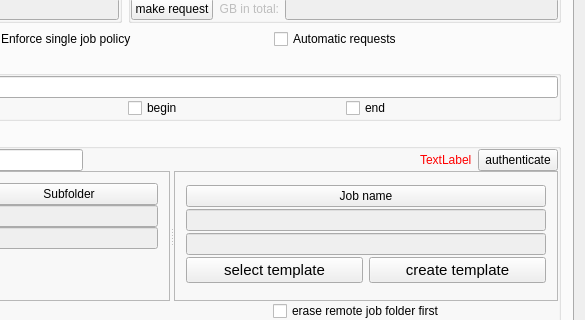
hpcuantwerpen/Launcher, file Launcher/mainwindow.ui: the form before one commit; both pictures show x 335 to 920 and y 203 to 523 of the 920 by 707 pixel window.
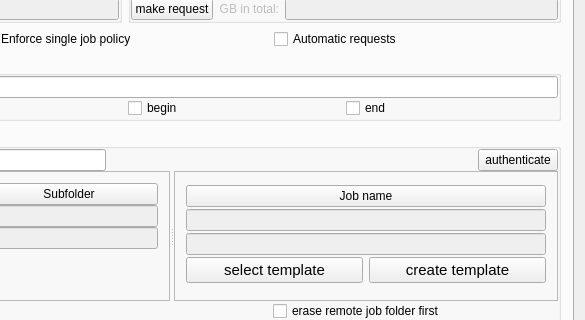
The form after the commit.

What changed in the file:
```diff
--- a/Launcher/mainwindow.ui
+++ b/Launcher/mainwindow.ui
@@ -581,7 +581,7 @@
                 </palette>
                </property>
                <property name="text">
-                <string>TextLabel</string>
+                <string/>
                </property>
               </widget>
              </item>
```
